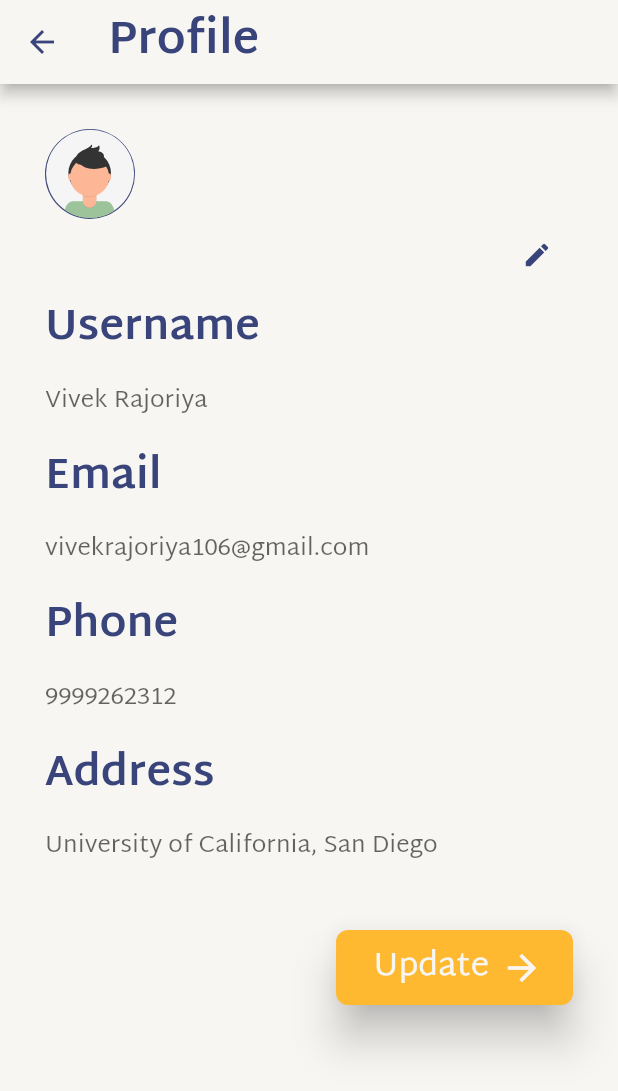
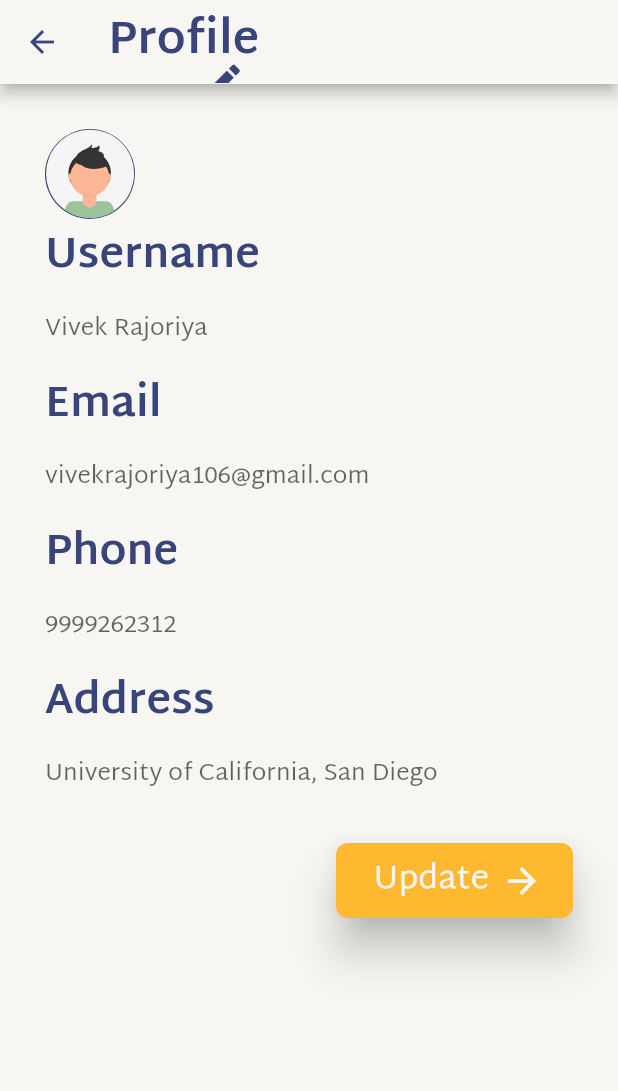
Before and after one commit to sanju-developer/Day2Day, a Flutter app: the ProfilePage screen opened directly, on a phone screen of 412 x 824 dp. Shown: the top 1091 px of the screen. Run offline on Flutter 3.47's test engine with Material 2 defaults, Android fonts, the phone set to English and light mode, and no system bars; our stand-ins replace flutter_svg.

Commit message:
change edit icon screen but not done

```diff
--- a/lib/screens/profile/profile.dart
+++ b/lib/screens/profile/profile.dart
@@ -16,14 +16,28 @@ class _ProfilePageState extends State<ProfilePage> {
             iconTheme: IconThemeData(color: Theme.of(context).primaryColor),
             centerTitle: false,
             backgroundColor: Theme.of(context).scaffoldBackgroundColor,
-          title: Text(
+            title: Stack(
+              children: <Widget>[
+                Text(
                   'Profile',
                   style: TextStyle(
                       color: Theme.of(context).primaryColor,
                       fontSize: 30.0,
                       fontWeight: FontWeight.w700),
                 ),
-        ),
+                Positioned(
+                  right: 0.0,
+                  top: 30.0,
+                  child: IconButton(
+                      onPressed: () => {},
+                      icon: Icon(
+                        Icons.edit,
+                        size: 30.0,
+                        color: Theme.of(context).primaryColor,
+                      )),
+                )
+              ],
+            )),
         body: SingleChildScrollView(
           child: Container(
             padding: EdgeInsets.all(30.0),
--- a/lib/screens/profile/profile_bottom.dart
+++ b/lib/screens/profile/profile_bottom.dart
@@ -11,20 +11,6 @@ class _ProfileBottomState extends State<ProfileBottom> {
     return Column(
       crossAxisAlignment: CrossAxisAlignment.end,
       children: <Widget>[
-        Container(
-          child: Row(
-            mainAxisAlignment: MainAxisAlignment.end,
-            children: <Widget>[
-              IconButton(
-                  onPressed: () => {},
-                  icon: Icon(
-                    Icons.edit,
-                    size: 20.0,
-                    color: Theme.of(context).primaryColor,
-                  )),
-            ],
-          ),
-        ),
         Container(
           child: Column(
             crossAxisAlignment: CrossAxisAlignment.start,
@@ -118,7 +104,7 @@ class _ProfileBottomState extends State<ProfileBottom> {
           ),
         ),
         Container(
-          padding: EdgeInsets.only(top: 30.0),
+          padding: EdgeInsets.only(top: 20.0),
           child: RaisedButton(
               padding: EdgeInsets.only(
                   top: 5.0, bottom: 5.0, left: 25.0, right: 20.0),
```
Lines whose indentation alone changed are shown as unchanged.
